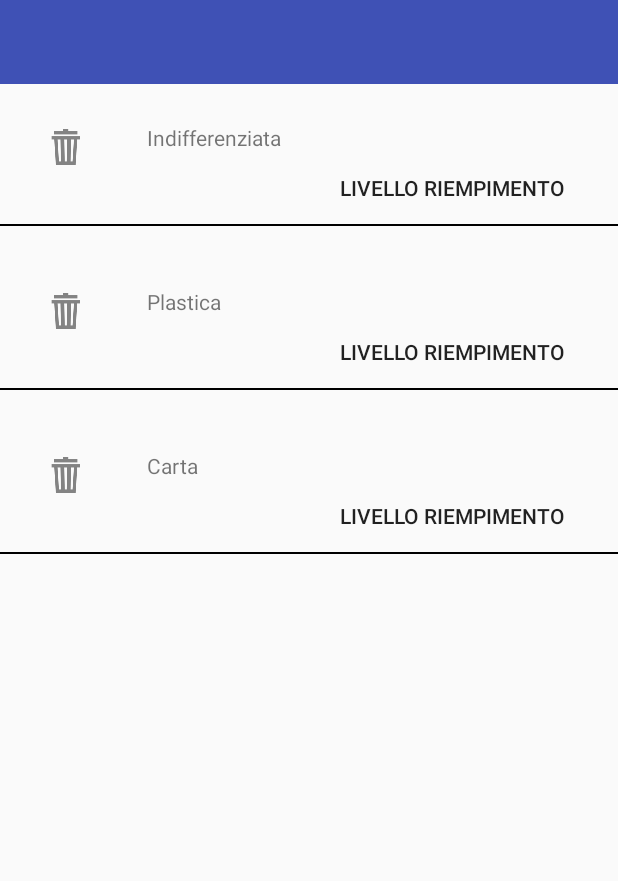
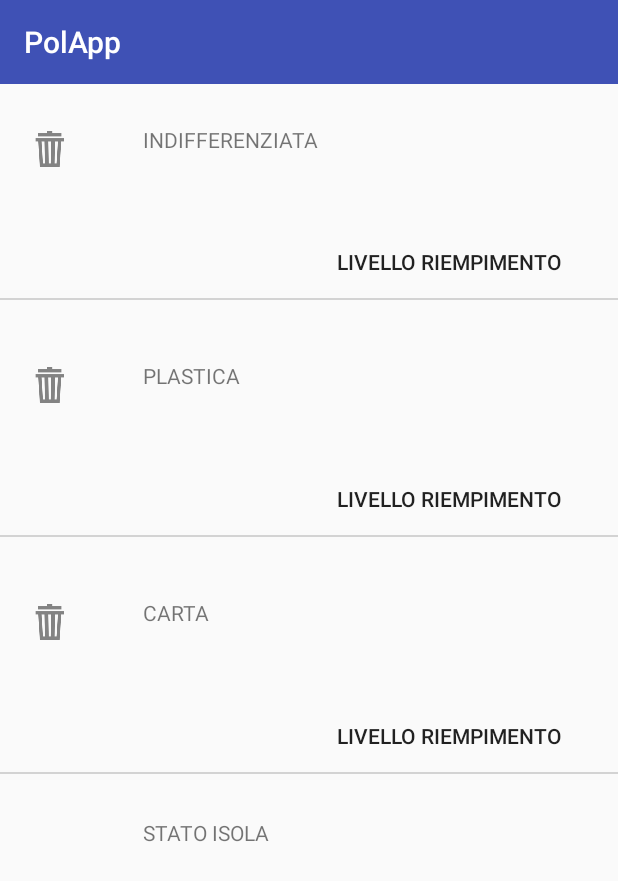
Before and after one commit to OmarGX/PolApp, an Android app: the DetectedActivity screen opened directly, with no data from a screen before it, on a phone screen of 412 x 824 dp. Shown: the top 881 px of the screen. Run offline under Robolectric (Android 15) with nearby library versions, the phone set to English and light mode, and no system bars; 1 statement that could not run was skipped.

Commit message:
Aggiunto ScrollView a DetectdedActivity layout

```diff
--- a/app/build.gradle
+++ b/app/build.gradle
@@ -33,4 +33,5 @@ dependencies {
     compile 'com.android.support:design:25.3.1'
     compile 'com.android.support:support-v4:25.3.1'
     testCompile 'junit:junit:4.12'
+    compile 'com.android.support:cardview-v7:25.3.1'
 }
--- a/app/src/main/java/disco/unimib/it/polapp/DetectedActivity.java
+++ b/app/src/main/java/disco/unimib/it/polapp/DetectedActivity.java
@@ -2,6 +2,7 @@ package disco.unimib.it.polapp;
 
 import android.support.v7.app.AppCompatActivity;
 import android.os.Bundle;
+import android.support.v7.widget.Toolbar;
 
 public class DetectedActivity extends AppCompatActivity {
 
@@ -9,5 +10,10 @@ public class DetectedActivity extends AppCompatActivity {
     protected void onCreate(Bundle savedInstanceState) {
         super.onCreate(savedInstanceState);
         setContentView(R.layout.activity_detected);
+        Bundle bundle=getIntent().getExtras();
+
+        final Toolbar toolbar = (Toolbar) findViewById(R.id.toolbar3);
+        setSupportActionBar(toolbar);
+        setTitle(bundle.getString("titolo"));
     }
 }
--- a/app/src/main/java/disco/unimib/it/polapp/LoginActivity.java
+++ b/app/src/main/java/disco/unimib/it/polapp/LoginActivity.java
@@ -33,6 +33,7 @@ public class LoginActivity extends AppCompatActivity {
 
             final Toolbar toolbar = (Toolbar) findViewById(R.id.toolbar3);
             setSupportActionBar(toolbar);
+            setTitle("PolApp");
 
             final Spinner ed1 = (Spinner) findViewById(R.id.spinner10);
             final Spinner ed2 = (Spinner) findViewById(R.id.spinner11);
--- a/app/src/main/java/disco/unimib/it/polapp/MainActivity.java
+++ b/app/src/main/java/disco/unimib/it/polapp/MainActivity.java
@@ -107,6 +107,9 @@ public class MainActivity extends AppCompatActivity {
                         @Override
                         public void onClick(DialogInterface dialog, int which) {
                             Intent detected = new Intent(MainActivity.this,DetectedActivity.class);
+                            Bundle bundle=new Bundle();
+                            bundle.putString("titolo",barcodes.valueAt(0).rawValue);
+                            detected.putExtras(bundle);
                             startActivity(detected);
                         }
                     });
--- a/app/src/main/res/layout/activity_detected.xml
+++ b/app/src/main/res/layout/activity_detected.xml
@@ -1,9 +1,19 @@
 <?xml version="1.0" encoding="utf-8"?>
+<ScrollView
+    xmlns:android="http://schemas.android.com/apk/res/android"
+    android:layout_width="match_parent"
+    android:layout_height="match_parent"
+    >
+
+    <LinearLayout
+        android:layout_width="match_parent"
+        android:layout_height="match_parent">
+
 <RelativeLayout xmlns:android="http://schemas.android.com/apk/res/android"
     xmlns:app="http://schemas.android.com/apk/res-auto"
     xmlns:tools="http://schemas.android.com/tools"
     android:layout_width="match_parent"
-    android:layout_height="match_parent"
+    android:layout_height="659dp"
     tools:context="disco.unimib.it.polapp.DetectedActivity">
 
     <android.support.v7.widget.Toolbar
@@ -22,42 +32,41 @@
         android:id="@+id/imageView2"
         android:layout_width="wrap_content"
         android:layout_height="wrap_content"
+        android:layout_marginLeft="17dp"
+        android:layout_marginStart="17dp"
+        android:layout_marginTop="27dp"
+        app:srcCompat="@drawable/ic_action_name"
+        android:layout_below="@+id/toolbar3"
         android:layout_alignParentLeft="true"
-        android:layout_alignParentStart="true"
-        android:layout_below="@+id/toolbar3"
-        android:layout_marginLeft="28dp"
-        android:layout_marginStart="28dp"
-        android:layout_marginTop="26dp"
-        app:srcCompat="@drawable/ic_action_name" />
+        android:layout_alignParentStart="true" />
 
     <TextView
         android:id="@+id/textView4"
         android:layout_width="wrap_content"
         android:layout_height="wrap_content"
+        android:layout_marginLeft="46dp"
+        android:layout_marginStart="46dp"
+        android:text="@string/rifiuti1"
         android:layout_alignTop="@+id/imageView2"
-        android:layout_marginLeft="38dp"
-        android:layout_marginStart="38dp"
-        android:layout_toEndOf="@+id/imageView2"
         android:layout_toRightOf="@+id/imageView2"
-        android:text="@string/rifiuti1" />
+        android:layout_toEndOf="@+id/imageView2" />
 
     <Button
         android:id="@+id/button3"
+        style="@android:style/Widget.DeviceDefault.Button.Borderless"
         android:layout_width="wrap_content"
         android:layout_height="wrap_content"
-        android:layout_marginEnd="23dp"
-        android:layout_marginRight="23dp"
         android:text="@string/DetectedButton"
-        android:layout_below="@+id/textView4"
-        android:layout_alignParentRight="true"
-        android:layout_alignParentEnd="true"
-        style="?android:attr/borderlessButtonStyle"/>
+        android:layout_below="@+id/imageView2"
+        android:layout_toRightOf="@+id/textView4"
+        android:layout_toEndOf="@+id/textView4"
+        android:layout_marginTop="35dp" />
 
     <View
         android:gravity="center"
         android:layout_width="fill_parent"
         android:layout_height="1dp"
-        android:background="#000000"
+        android:background="#d3d3d3"
         android:layout_below="@id/button3"
         />
 
@@ -82,19 +91,20 @@
 
     <Button
         android:id="@+id/button4"
+        style="@style/Widget.AppCompat.Button.Borderless"
         android:layout_width="wrap_content"
         android:layout_height="wrap_content"
-        android:layout_alignLeft="@+id/button3"
-        android:layout_alignStart="@+id/button3"
-        android:layout_below="@+id/textView5"
         android:text="@string/DetectedButton"
-        style="?android:attr/borderlessButtonStyle"/>
+        android:layout_below="@+id/imageView3"
+        android:layout_toRightOf="@+id/textView4"
+        android:layout_toEndOf="@+id/textView4"
+        android:layout_marginTop="36dp" />
 
     <View
         android:gravity="center"
         android:layout_width="fill_parent"
         android:layout_height="1dp"
-        android:background="#000000"
+        android:background="#d3d3d3"
         android:layout_below="@id/button4"
         />
 
@@ -119,21 +129,34 @@
 
     <Button
         android:id="@+id/button5"
+        style="?android:attr/borderlessButtonStyle"
         android:layout_width="wrap_content"
         android:layout_height="wrap_content"
-        android:layout_alignEnd="@+id/button4"
-        android:layout_alignRight="@+id/button4"
-        android:layout_below="@+id/textView6"
         android:text="@string/DetectedButton"
-        style="?android:attr/borderlessButtonStyle"/>
+        android:layout_below="@+id/imageView4"
+        android:layout_alignLeft="@+id/button4"
+        android:layout_alignStart="@+id/button4"
+        android:layout_marginTop="36dp" />
 
     <View
         android:gravity="center"
         android:layout_width="fill_parent"
         android:layout_height="1dp"
-        android:background="#000000"
+        android:background="#d3d3d3"
         android:layout_below="@id/button5"
-        />
+        android:id="@+id/view" />
+
+    <TextView
+        android:id="@+id/textView3"
+        android:layout_width="wrap_content"
+        android:layout_height="wrap_content"
+        android:layout_alignLeft="@+id/textView6"
+        android:layout_alignStart="@+id/textView6"
+        android:layout_below="@+id/view"
+        android:layout_marginTop="29dp"
+        android:text="@string/rifiuti4" />
 
 
 </RelativeLayout>
+    </LinearLayout>
+</ScrollView>
--- a/app/src/main/res/layout/activity_login.xml
+++ b/app/src/main/res/layout/activity_login.xml
@@ -26,28 +26,30 @@
         android:layout_width="wrap_content"
         android:layout_height="wrap_content"
         android:text="@string/salva"
+        android:layout_marginBottom="28dp"
         android:layout_alignParentBottom="true"
-        android:layout_alignParentLeft="true"
-        android:layout_alignParentStart="true"
-        android:layout_marginLeft="25dp"
-        android:layout_marginStart="25dp"
-        android:layout_marginBottom="36dp" />
+        android:layout_alignParentRight="true"
+        android:layout_alignParentEnd="true"
+        android:layout_marginRight="23dp"
+        android:layout_marginEnd="23dp" />
 
     <TextView
         android:id="@+id/textView"
         android:layout_width="wrap_content"
         android:layout_height="wrap_content"
-        android:layout_alignLeft="@+id/button2"
-        android:layout_alignStart="@+id/button2"
+        android:layout_marginTop="30dp"
+        android:text="@string/nome"
         android:layout_below="@+id/toolbar3"
-        android:layout_marginTop="27dp"
-        android:text="@string/nome" />
+        android:layout_alignParentLeft="true"
+        android:layout_alignParentStart="true"
+        android:layout_marginLeft="30dp"
+        android:layout_marginStart="30dp" />
 
     <Spinner
         android:id="@+id/spinner10"
         android:layout_width="wrap_content"
         android:layout_height="wrap_content"
-        android:layout_marginTop="32dp"
+        android:layout_marginTop="52dp"
         android:layout_below="@+id/textView"
         android:layout_alignLeft="@+id/textView"
         android:layout_alignStart="@+id/textView" />
@@ -56,17 +58,17 @@
         android:id="@+id/textView2"
         android:layout_width="wrap_content"
         android:layout_height="wrap_content"
+        android:layout_marginTop="69dp"
+        android:text="@string/cognome"
+        android:layout_below="@+id/spinner10"
         android:layout_alignLeft="@+id/spinner10"
-        android:layout_alignStart="@+id/spinner10"
-        android:layout_below="@+id/spinner10"
-        android:layout_marginTop="41dp"
-        android:text="@string/cognome" />
+        android:layout_alignStart="@+id/spinner10" />
 
     <Spinner
         android:id="@+id/spinner11"
         android:layout_width="wrap_content"
         android:layout_height="wrap_content"
-        android:layout_marginTop="42dp"
+        android:layout_marginTop="64dp"
         android:layout_below="@+id/textView2"
         android:layout_alignLeft="@+id/textView2"
         android:layout_alignStart="@+id/textView2" />
--- a/app/src/main/res/values/strings.xml
+++ b/app/src/main/res/values/strings.xml
@@ -4,9 +4,10 @@
     <string name="nome">Seleziona Facoltà di Appartenenza</string>
     <string name="salva">Salva</string>
     <string name="DetectedButton">Livello Riempimento</string>
-    <string name="rifiuti1">Indifferenziata</string>
-    <string name="rifiuti2">Plastica</string>
-    <string name="rifiuti3">Carta</string>
+    <string name="rifiuti1">INDIFFERENZIATA</string>
+    <string name="rifiuti2">PLASTICA</string>
+    <string name="rifiuti3">CARTA</string>
+    <string name="rifiuti4">STATO ISOLA</string>
     <string-array name="areeuniv">
         <item>Area Economico-Statistica</item>
         <item>Area Giuridica</item>
```
